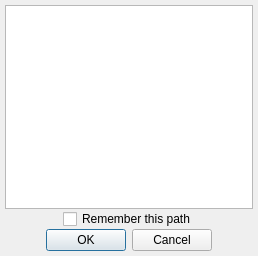
First picture: the form in hexrd/ui/resources/ui/load_hdf5_dialog.ui, repository HEXRD/hexrdgui, before the edit.
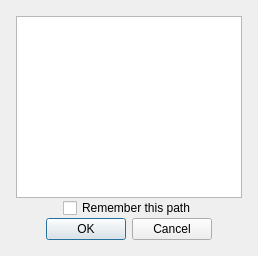
Second picture: the form after the edit.

Commit message: Make the hdf5 dialog resizable

What changed in the file:
```diff
--- a/hexrd/ui/resources/ui/load_hdf5_dialog.ui
+++ b/hexrd/ui/resources/ui/load_hdf5_dialog.ui
@@ -13,15 +13,8 @@
   <property name="windowTitle">
    <string>Select Path</string>
   </property>
-  <widget class="QWidget" name="">
-   <property name="geometry">
-    <rect>
-     <x>0</x>
-     <y>0</y>
-     <width>258</width>
-     <height>256</height>
-    </rect>
-   </property>
+  <layout class="QVBoxLayout" name="verticalLayout_2">
+   <item>
    <layout class="QVBoxLayout" name="verticalLayout">
     <property name="spacing">
      <number>0</number>
@@ -95,7 +88,8 @@
      </widget>
     </item>
    </layout>
-  </widget>
+   </item>
+  </layout>
  </widget>
  <resources/>
  <connections>
```
Lines whose indentation alone changed are shown as unchanged.
